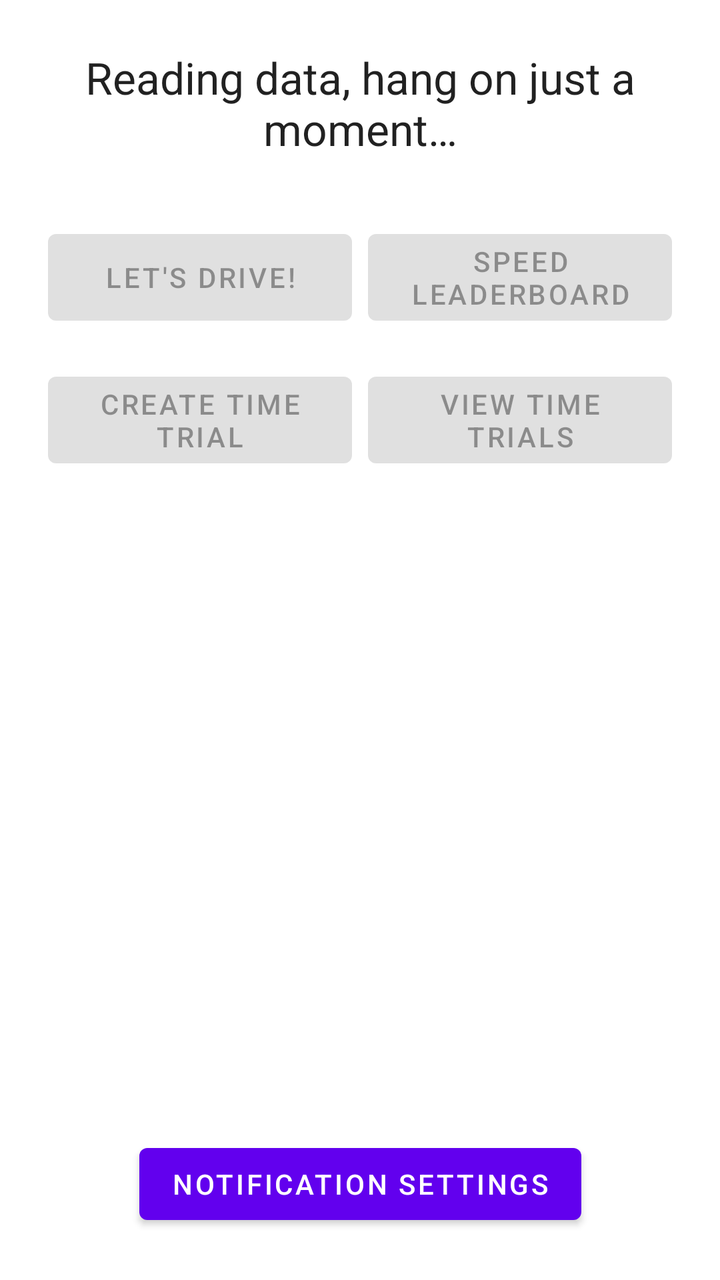
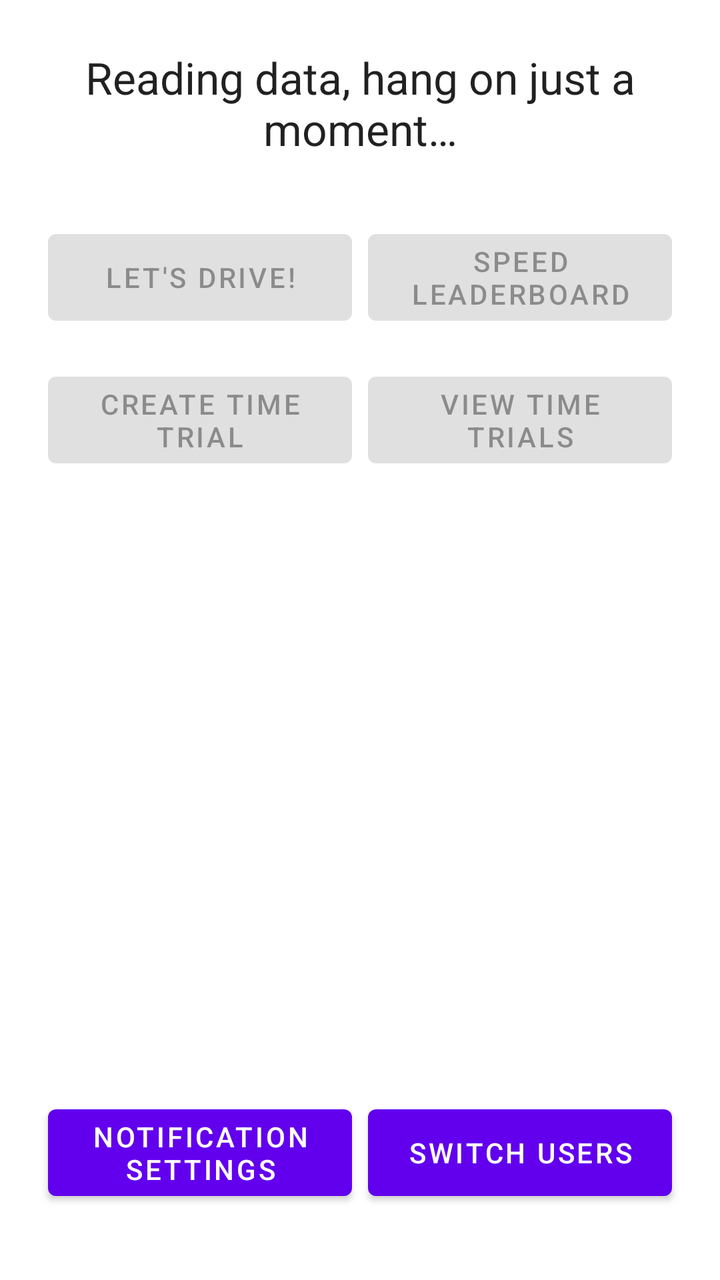

An Android layout rendered at two revisions. The XML below is the earlier revision; the diff shows what the commit changed to produce the second picture.
<!-- AndroidManifest.xml: application theme AppTheme -->
<!-- res/layout/activity_home_page.xml -->
<?xml version="1.0" encoding="utf-8"?>
<androidx.constraintlayout.widget.ConstraintLayout
        xmlns:android="http://schemas.android.com/apk/res/android"
        xmlns:tools="http://schemas.android.com/tools"
        xmlns:app="http://schemas.android.com/apk/res-auto"
        android:layout_width="match_parent"
        android:layout_height="match_parent"
        tools:context=".HomePage">
    <TextView
            android:text="@string/loggingIn"
            android:layout_width="wrap_content"
            android:layout_height="wrap_content" android:id="@+id/wbMessage"
            app:layout_constraintStart_toStartOf="parent" app:layout_constraintEnd_toEndOf="parent"
            app:layout_constraintTop_toTopOf="parent" android:layout_marginTop="24dp"
            android:layout_marginStart="24dp" android:layout_marginEnd="24dp"
            android:textAppearance="@style/TextAppearance.AppCompat.Large" android:textAlignment="center"/>
    <Button
            android:text="@string/leaderboardButtonLabel"
            android:layout_width="0dp"
            android:layout_height="wrap_content" android:id="@+id/statsButton"
            android:enabled="false" android:onClick="seeLeaderboard"
            app:layout_constraintEnd_toEndOf="parent" app:layout_constraintTop_toBottomOf="@+id/wbMessage"
            android:layout_marginTop="32dp" android:layout_marginEnd="24dp"
            app:layout_constraintStart_toEndOf="@+id/driveButton"/>
    <Button
            android:text="@string/driveButtonLabel"
            android:layout_width="0dp"
            android:layout_height="0dp" android:id="@+id/driveButton"
            android:enabled="false" android:onClick="driveButton"
            app:layout_constraintEnd_toStartOf="@+id/statsButton"
            app:layout_constraintStart_toStartOf="parent" app:layout_constraintTop_toBottomOf="@+id/wbMessage"
            android:layout_marginTop="32dp" android:layout_marginStart="24dp" android:layout_marginEnd="8dp"
            app:layout_constraintBottom_toBottomOf="@+id/statsButton"/>
    <Button
            android:text="@string/notSetTxt"
            android:layout_width="wrap_content"
            android:layout_height="wrap_content" android:id="@+id/notSetBtn"
            app:layout_constraintStart_toStartOf="parent" app:layout_constraintEnd_toEndOf="parent"
            android:onClick="notSetBtn"
            app:layout_constraintBottom_toBottomOf="parent" android:layout_marginBottom="24dp"/>
    <Button
            android:text="@string/createTTBtnLabel"
            android:layout_width="0dp"
            android:layout_height="wrap_content" android:id="@+id/createTTrialBtn"
            android:enabled="false" android:onClick="createTTrial"
            app:layout_constraintStart_toStartOf="parent"
            app:layout_constraintEnd_toStartOf="@+id/tTrialsBtn" android:layout_marginEnd="8dp"
            android:layout_marginStart="24dp" app:layout_constraintTop_toBottomOf="@+id/driveButton"
            android:layout_marginTop="16dp" app:layout_constraintHorizontal_bias="1.0"/>
    <Button
            android:text="@string/tTrialBtn"
            android:layout_width="0dp"
            android:layout_height="0dp" android:id="@+id/tTrialsBtn"
            android:enabled="false"
            android:onClick="seeTTrials"
            app:layout_constraintStart_toStartOf="@+id/statsButton"
            app:layout_constraintEnd_toEndOf="@+id/statsButton" app:layout_constraintHorizontal_bias="0.0"
            app:layout_constraintTop_toBottomOf="@+id/statsButton" android:layout_marginTop="16dp"
            app:layout_constraintBottom_toBottomOf="@+id/createTTrialBtn"/>
</androidx.constraintlayout.widget.ConstraintLayout>
<!-- resources referenced by this layout -->
<resources>
  <string name="createTTBtnLabel">Create Time Trial</string>
  <string name="driveButtonLabel">Let\'s drive!</string>
  <string name="leaderboardButtonLabel">Speed leaderboard</string>
  <string name="loggingIn">Reading data, hang on just a moment…</string>
  <string name="notSetTxt">Notification Settings</string>
  <string name="tTrialBtn">View Time Trials</string>
  <style name="AppTheme" parent="Theme.MaterialComponents.DayNight">
          <item name="android:windowBackground">@color/bg</item>
      </style>
  <color name="bg">#ffffff</color>
</resources>

<!-- the commit's change to res/layout/activity_home_page.xml (unified diff, before → after) -->
@@ -8,7 +8,7 @@
         tools:context=".HomePage">
     <TextView
             android:text="@string/loggingIn"
-            android:layout_width="wrap_content"
+            android:layout_width="0dp"
             android:layout_height="wrap_content" android:id="@+id/wbMessage"
             app:layout_constraintStart_toStartOf="parent" app:layout_constraintEnd_toEndOf="parent"
             app:layout_constraintTop_toTopOf="parent" android:layout_marginTop="24dp"
@@ -32,13 +32,6 @@
             android:layout_marginTop="32dp" android:layout_marginStart="24dp" android:layout_marginEnd="8dp"
             app:layout_constraintBottom_toBottomOf="@+id/statsButton"/>
     <Button
-            android:text="@string/notSetTxt"
-            android:layout_width="wrap_content"
-            android:layout_height="wrap_content" android:id="@+id/notSetBtn"
-            app:layout_constraintStart_toStartOf="parent" app:layout_constraintEnd_toEndOf="parent"
-            android:onClick="notSetBtn"
-            app:layout_constraintBottom_toBottomOf="parent" android:layout_marginBottom="24dp"/>
-    <Button
             android:text="@string/createTTBtnLabel"
             android:layout_width="0dp"
             android:layout_height="wrap_content" android:id="@+id/createTTrialBtn"
@@ -47,6 +40,16 @@
             app:layout_constraintEnd_toStartOf="@+id/tTrialsBtn" android:layout_marginEnd="8dp"
             android:layout_marginStart="24dp" app:layout_constraintTop_toBottomOf="@+id/driveButton"
             android:layout_marginTop="16dp" app:layout_constraintHorizontal_bias="1.0"/>
+    <Button
+            android:text="@string/notSetTxt"
+            android:layout_width="0dp"
+            android:layout_height="wrap_content" android:id="@+id/notSetBtn"
+            android:onClick="notSetBtn"
+            app:layout_constraintStart_toStartOf="parent"
+            app:layout_constraintEnd_toStartOf="@+id/tTrialsBtn" android:layout_marginEnd="8dp"
+            android:layout_marginStart="24dp"
+            app:layout_constraintHorizontal_bias="1.0" app:layout_constraintBottom_toBottomOf="parent"
+            android:layout_marginBottom="36dp" android:enabled="true"/>
     <Button
             android:text="@string/tTrialBtn"
             android:layout_width="0dp"
@@ -57,4 +60,13 @@
             app:layout_constraintEnd_toEndOf="@+id/statsButton" app:layout_constraintHorizontal_bias="0.0"
             app:layout_constraintTop_toBottomOf="@+id/statsButton" android:layout_marginTop="16dp"
             app:layout_constraintBottom_toBottomOf="@+id/createTTrialBtn"/>
+    <Button
+            android:text="@string/sudoButton"
+            android:layout_width="0dp"
+            android:layout_height="0dp" android:id="@+id/suButton"
+            android:onClick="sudoMode"
+            app:layout_constraintStart_toStartOf="@+id/statsButton"
+            app:layout_constraintEnd_toEndOf="@+id/statsButton" app:layout_constraintHorizontal_bias="0.0"
+            app:layout_constraintTop_toTopOf="@+id/notSetBtn"
+            app:layout_constraintBottom_toBottomOf="@+id/notSetBtn" android:enabled="true"/>
 </androidx.constraintlayout.widget.ConstraintLayout>
<!-- resource entries referenced after the edit -->
@@ -5,6 +5,7 @@
   <string name="leaderboardButtonLabel">Speed leaderboard</string>
   <string name="loggingIn">Reading data, hang on just a moment…</string>
   <string name="notSetTxt">Notification Settings</string>
+  <string name="sudoButton">Switch users</string>
   <string name="tTrialBtn">View Time Trials</string>
   <style name="AppTheme" parent="Theme.MaterialComponents.DayNight">
           <item name="android:windowBackground">@color/bg</item>
